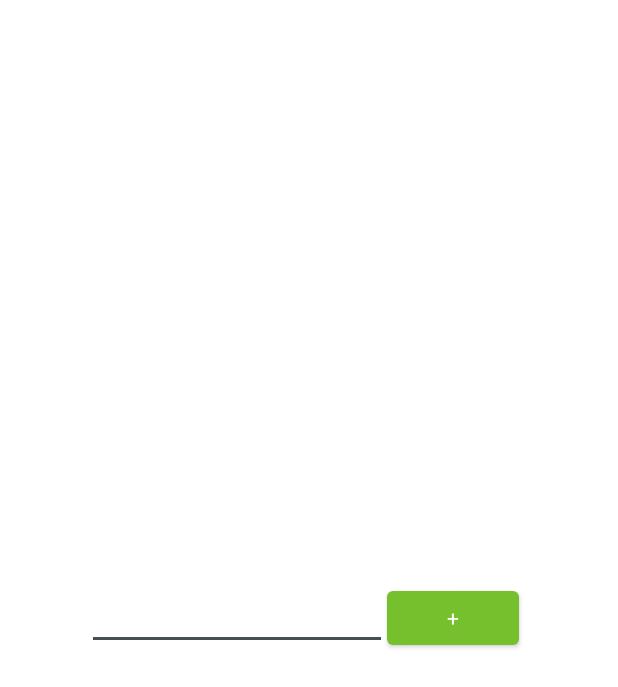
After one commit to Mools222/Consentcoin, an Android app: the layout dialog_create_invite.xml on its own in the app's theme, with its tools: preview values and no code run, on a phone screen of 412 x 824 dp. The commit adds this screen. Shown: the top 687 px of the screen. Run offline under Robolectric (Android 15) with nearby library versions, the phone set to English and light mode, and no system bars.

Commit message:
removed check to see if inviteRequest exists in DAO added InviteRequest to be used as a serializable invite changed invite method in MainActivity to create a dialog option where the user can add emails to invite people added dialog_create_invite as a layout for the create invite dialog

```diff
--- /dev/null
+++ b/app/src/main/res/layout/dialog_create_invite.xml
@@ -0,0 +1,33 @@
+<?xml version="1.0" encoding="utf-8"?>
+<LinearLayout xmlns:android="http://schemas.android.com/apk/res/android"
+    android:layout_width="match_parent"
+    android:layout_height="match_parent"
+    android:gravity="center"
+    android:orientation="vertical">
+
+    <LinearLayout
+        android:layout_width="wrap_content"
+        android:layout_height="wrap_content"
+        android:orientation="horizontal">
+
+        <com.google.android.material.textfield.TextInputEditText
+            android:id="@+id/memberEditText"
+            android:layout_width="200dp"
+            android:layout_height="wrap_content" />
+
+        <com.google.android.material.button.MaterialButton
+            style="@style/MaterialAlertDialog.MaterialComponents.Title.Icon"
+            android:layout_width="wrap_content"
+            android:layout_height="wrap_content"
+            android:onClick="addInviteMember"
+            android:text="+" />
+    </LinearLayout>
+
+
+    <ListView
+        android:id="@+id/list_member"
+        android:layout_width="fill_parent"
+        android:layout_height="wrap_content" >
+
+    </ListView>
+</LinearLayout>
```
Also changed, not shown: app/src/main/java/com/thomosim/consentcoin/MainActivity.java (+59 -12 lines), app/src/main/java/com/thomosim/consentcoin/Persistens/DAO.java (+11 -25 lines), app/src/main/java/com/thomosim/consentcoin/Persistens/InviteRequest.java (added, +43 -0 lines).
